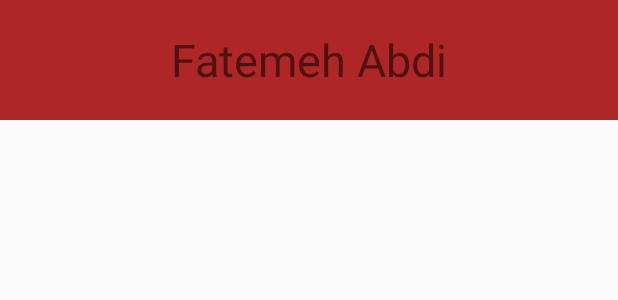
After one commit to fatemeh123/Achievement1, an Android app: the layout names_list_item.xml on its own in the app's theme, with its tools: preview values and no code run, on a phone screen of 412 x 824 dp. The commit adds this screen. Shown: the top 300 px of the screen. Run offline under Robolectric (Android 15) with nearby library versions, the phone set to English and light mode, and no system bars.

Commit message:
adding RecyclerView and Drawer Layout to menu

```diff
--- a/app/build.gradle
+++ b/app/build.gradle
@@ -20,6 +20,7 @@ android {
 
 dependencies {
     implementation fileTree(dir: 'libs', include: ['*.jar'])
+    implementation "com.android.support:design:28.0.0"
     implementation 'com.android.support:appcompat-v7:28.0.0'
     implementation 'com.android.support.constraint:constraint-layout:1.1.3'
     implementation 'com.android.support:support-v4:28.0.0'
--- /dev/null
+++ b/app/src/main/res/layout/names_list_item.xml
@@ -0,0 +1,18 @@
+<?xml version="1.0" encoding="utf-8"?>
+<LinearLayout xmlns:android="http://schemas.android.com/apk/res/android"
+    xmlns:app="http://schemas.android.com/apk/res-auto"
+    xmlns:tools="http://schemas.android.com/tools"
+    android:layout_width="match_parent"
+    android:layout_height="80dp"
+    tools:context=".MenuActivity">
+
+    <TextView
+        android:id="@+id/txtName"
+        android:background="#ae2626"
+        android:text="Fatemeh Abdi"
+        android:textSize="30sp"
+        android:gravity="center"
+        android:layout_width="match_parent"
+        android:layout_height="match_parent" />
+
+</LinearLayout>
```
Also changed, not shown: app/src/main/java/com/example/hero/achievement/NamesAdapter.java (added, +62 -0 lines), app/src/main/res/layout/activity_menu.xml (+27 -2 lines).
